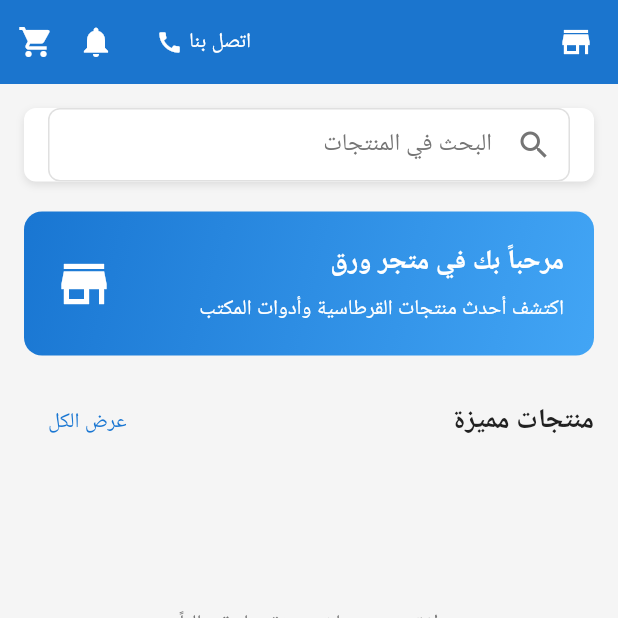
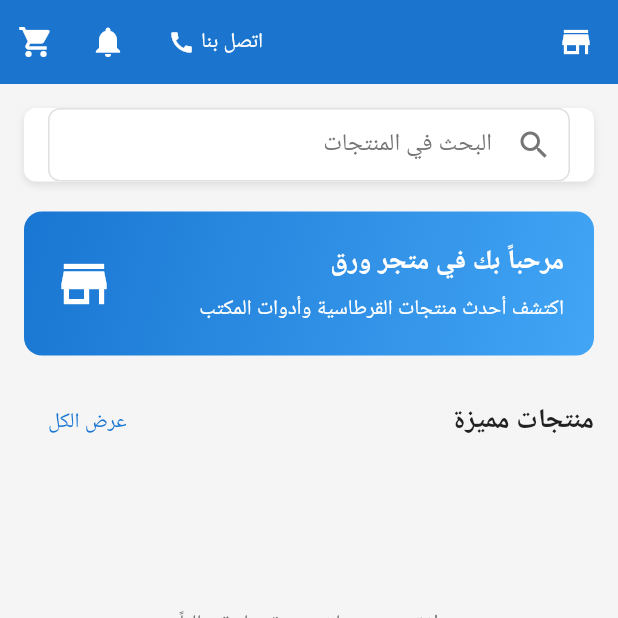
Before and after one commit to aalitariq44/paper-shop, a Flutter app: the screen it shows after launch, on a phone screen of 412 x 824 dp, the top half of it. Run offline on Flutter 3.47's test engine with Material 3 defaults, Android fonts, the phone set to English and light mode, and no system bars; our stand-ins replace cloud_firestore, firebase_auth, firebase_core, google_sign_in, shared_preferences; accounts and stored records are empty.

Commit message:
تعديلات

```diff
--- a/lib/presentation/screens/home/home_screen.dart
+++ b/lib/presentation/screens/home/home_screen.dart
@@ -83,11 +83,14 @@ class _HomeScreenState extends State<HomeScreen> {
         ),
         Transform.translate(
           offset: const Offset(-8, 0),
-          child: IconButton(
-            icon: const Icon(Icons.notifications),
-            onPressed: () {
-              // TODO: تنفيذ منطق الإشعارات لاحقاً
-            },
+          child: Padding(
+            padding: const EdgeInsets.only(left: 8),
+            child: IconButton(
+              icon: const Icon(Icons.notifications),
+              onPressed: () {
+                // TODO: تنفيذ منطق الإشعارات لاحقاً
+              },
+            ),
           ),
         ),
         Consumer<CartProvider>(
```
